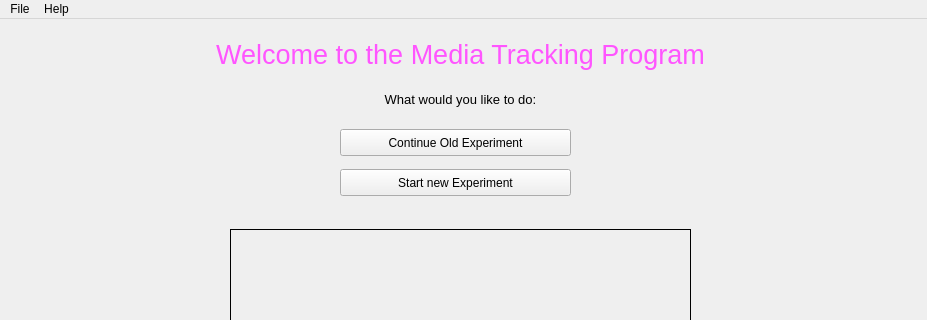
This is mainMenu.ui in nguyenngochuy91/MediaMaking as Qt 5 draws it before an edit; both pictures show x 0 to 927 and y 0 to 320 of the 927 by 600 pixel window. The edited form follows.
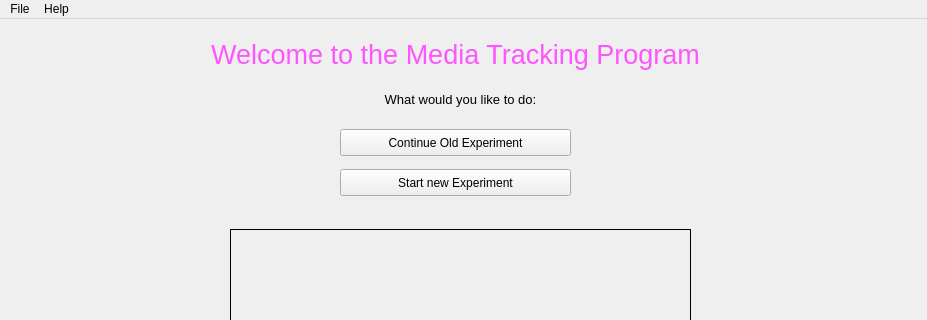
This is the edited form. Icons and pictures are not drawn.

```diff
--- a/mainMenu.ui
+++ b/mainMenu.ui
@@ -72,9 +72,9 @@
    <widget class="QLabel" name="label_2">
     <property name="geometry">
      <rect>
-      <x>200</x>
+      <x>140</x>
       <y>10</y>
-      <width>521</width>
+      <width>631</width>
       <height>51</height>
      </rect>
     </property>
```
